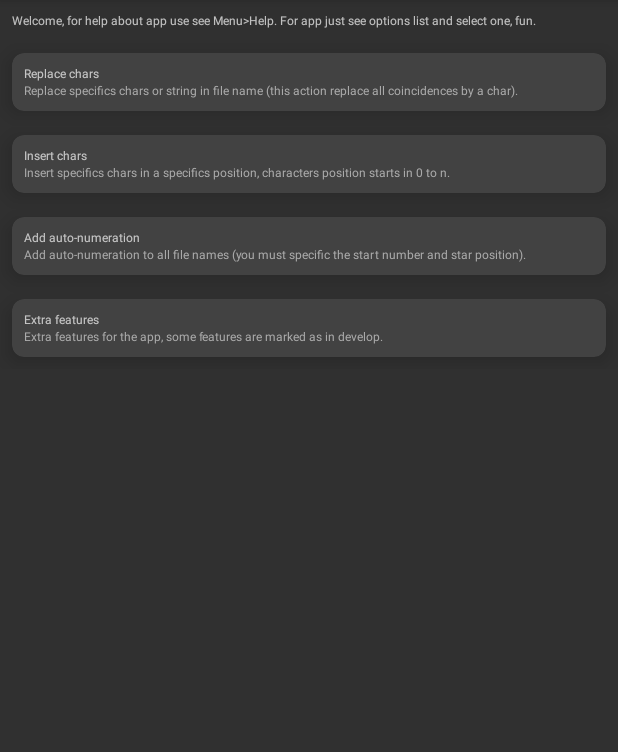
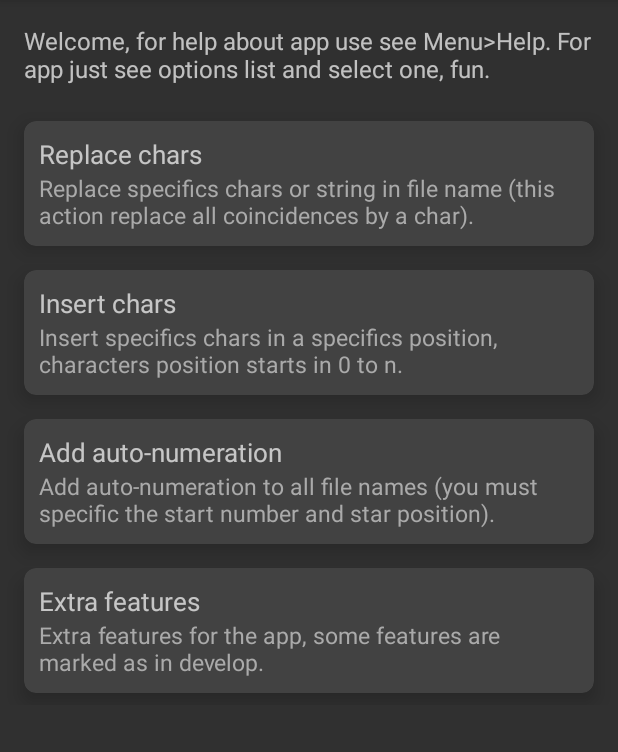
Before and after one commit to Devil64-Dev/app_my_file_rename, an Android app: the screen it shows after launch (MainActivity), on a phone screen of 412 x 824 dp, the part 84-836 px from its top. Run offline under Robolectric (Android 15) with nearby library versions, the phone set to English and light mode, and no system bars.

Commit message:
Added base dimens for activity_replace

```diff
--- a/app/src/main/res/values/dimens.xml
+++ b/app/src/main/res/values/dimens.xml
@@ -1,4 +1,19 @@
 <?xml version="1.0" encoding="utf-8"?>
 <resources>
+    <dimen name="welcome_text_size">16sp</dimen>
+    <dimen name="welcome_text_padding">16dp</dimen>
+    <dimen name="card_margin_top">8dp</dimen>
+    <dimen name="card_margin_left_right">16dp</dimen>
+    <dimen name="card_margin_bottom">8dp</dimen>
+    <dimen name="card_round_corner">8dp</dimen>
+    <dimen name="card_layout_padding">10dp</dimen>
     <dimen name="card_elevation">8dp</dimen>
+
+    <!-- Dimens of TextView in CardView-->
+    <dimen name="card_text_title">17sp</dimen>
+    <dimen name="card_text_des">15sp</dimen>
+
+    <!-- Dimens for activity_replace  -->
+    <!-- ar -> activity_replace-->
+    <dimen name="ar_layout_margin">16dp</dimen>
 </resources>
```
